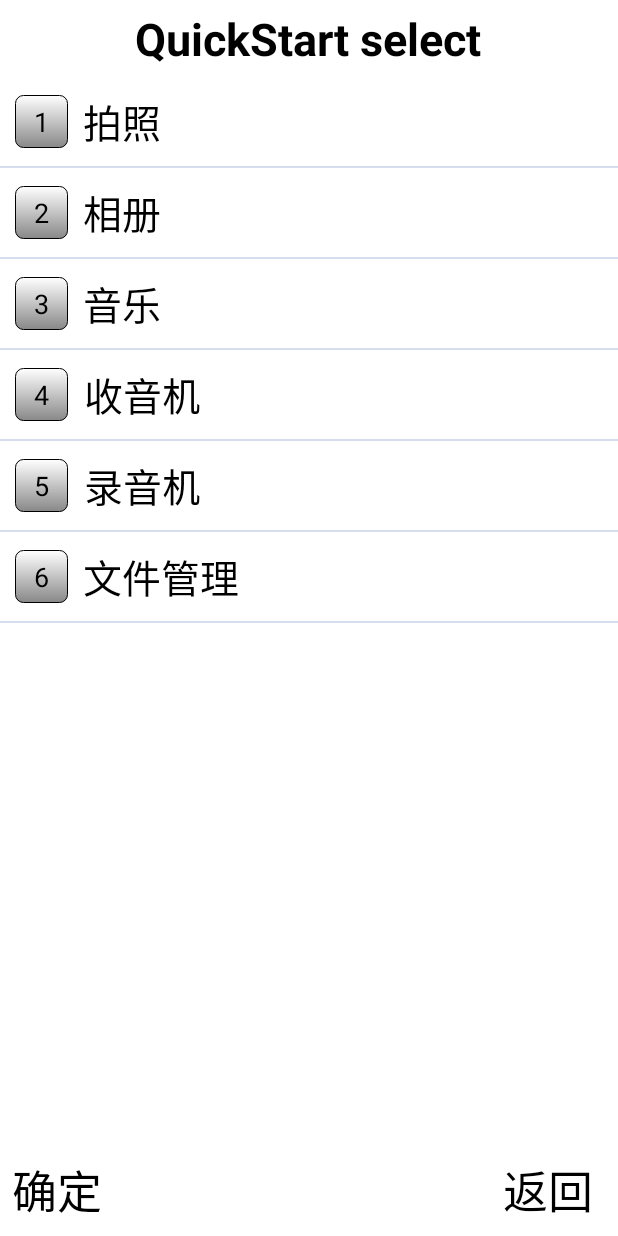
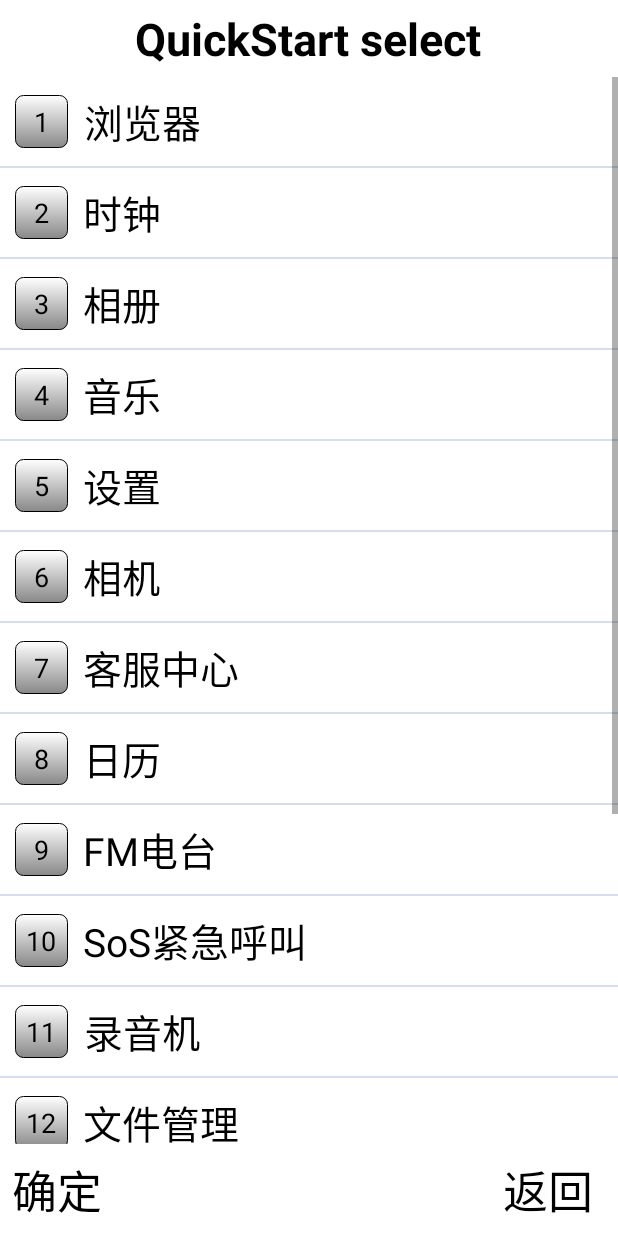
Before and after one commit to archerHe/CopyHome, an Android app: the fragment QuickStartFragment shown on its own in the app's theme, after a tap on "UP key", on a phone screen of 412 x 824 dp. Run offline under Robolectric (Android 15) with nearby library versions, the light colour scheme and no system bars.

Commit message:
1. 导航快捷键设置里仿照样机添加多个可选项。 2. 导航快捷键默认按照需求设置

```diff
--- a/app/src/main/java/com/android/ctyon/copyhome/ui/AppListActivity.java
+++ b/app/src/main/java/com/android/ctyon/copyhome/ui/AppListActivity.java
@@ -51,11 +51,30 @@ public class AppListActivity extends AppCompatActivity {
 
     private void initAdapterData(){
         mData = new LinkedList<>();
-        mData.add(new AppClassName("拍照", "org.codeaurora.snapcam", "com.android.camera.CameraLauncher"));
-        mData.add(new AppClassName("相册", "com.android.gallery3d", "com.android.gallery3d.app.GalleryActivity"));
-        mData.add(new AppClassName("音乐", "com.android.music", "com.android.music.MusicBrowserActivity"));
-        mData.add(new AppClassName("收音机", "com.android.fmradio", "com.android.fmradio.FmMainActivity"));
+        mData.add(new AppClassName("浏览器", "com.android.browser", "com.android.browser.BrowserActivity"));
+        mData.add(new AppClassName("时钟", "com.ctyon.ctyonlauncher", "com.ctyon.ctyonlauncher.ui.activity.alarm.AlarmClockActivity"));
+        mData.add(new AppClassName("相册", "com.android.gallery3d", "com.android.gallery3d.app" +
+                ".GalleryActivity"));
+        mData.add(new AppClassName("音乐", "com.android.music", "com.android.music" +
+                ".MusicBrowserActivity"));
+        mData.add(new AppClassName("设置", "com.android.settings", "com" +
+                ".android.settings.Settings"));
+        mData.add(new AppClassName("相机", "org.codeaurora.snapcam", "com.android.camera" +
+                ".CameraLauncher"));
+        mData.add(new AppClassName("客服中心", "com.yarin.android.FileManager", "com.ctyon.FileManager.FirstAct"));
+        mData.add(new AppClassName("日历", "com.ctyon.ctyonlauncher", "com.ctyon.ctyonlauncher.ui" +
+                ".activity.calendar.CalendarActivity"));
+        mData.add(new AppClassName("FM电台", "com.android.fmradio", "com.android.fmradio.FmMainActivity"));
+        mData.add(new AppClassName("SoS紧急呼叫", "com.yarin.android.FileManager", "com.ctyon.FileManager.FirstAct"));
         mData.add(new AppClassName("录音机", "com.android.soundrecorder", "com.android.soundrecorder.SoundRecorder"));
         mData.add(new AppClassName("文件管理", "com.yarin.android.FileManager", "com.ctyon.FileManager.FirstAct"));
+        mData.add(new AppClassName("亲情号码", "com.yarin.android.FileManager", "com.ctyon.FileManager.FirstAct"));
+        mData.add(new AppClassName("计算器", "com.ctyon.ctyonlauncher", "com.ctyon.ctyonlauncher.ui" +
+                ".activity.caculator.SimpleCalculatorActivity"));
+        mData.add(new AppClassName("短信", "com.ctyon.ctyonlauncher", "com.ctyon" +
+                ".ctyonlauncher.ui.activity.message.MessageMainActivity"));
+        mData.add(new AppClassName("yzf", "com.chinatelecom.bestpayclient", "com" +
+                ".chinatelecom.bestpayclient.ui.activity.GuideActivity"));
+        mData.add(new AppClassName("一键清除", "com.yarin.android.FileManager", "com.ctyon.FileManager.FirstAct"));
     }
 }
--- a/app/src/main/java/com/android/ctyon/copyhome/ui/QuickStartFragment.java
+++ b/app/src/main/java/com/android/ctyon/copyhome/ui/QuickStartFragment.java
@@ -93,16 +93,30 @@ public class QuickStartFragment extends PreferenceFragment implements Preference
 
     private void initData() {
         mData = new LinkedList<>();
-        mData.add(new AppClassName("拍照", "org.codeaurora.snapcam", "com.android.camera" +
-                ".CameraLauncher"));
+        mData.add(new AppClassName("浏览器", "com.android.browser", "com.android.browser.BrowserActivity"));
+        mData.add(new AppClassName("时钟", "com.ctyon.ctyonlauncher", "com.ctyon.ctyonlauncher.ui.activity.alarm.AlarmClockActivity"));
         mData.add(new AppClassName("相册", "com.android.gallery3d", "com.android.gallery3d.app" +
                 ".GalleryActivity"));
         mData.add(new AppClassName("音乐", "com.android.music", "com.android.music" +
                 ".MusicBrowserActivity"));
-        mData.add(new AppClassName("收音机", "com.android.fmradio", "com.android.fmradio" +
-                ".FmMainActivity"));
-        mData.add(new AppClassName("录音机", "com.android.soundrecorder", "com.android.soundrecorder" +
-                ".SoundRecorder"));
+        mData.add(new AppClassName("设置", "com.android.settings", "com" +
+                ".android.settings.Settings"));
+        mData.add(new AppClassName("相机", "org.codeaurora.snapcam", "com.android.camera" +
+                ".CameraLauncher"));
+        mData.add(new AppClassName("客服中心", "com.yarin.android.FileManager", "com.ctyon.FileManager.FirstAct"));
+        mData.add(new AppClassName("日历", "com.ctyon.ctyonlauncher", "com.ctyon.ctyonlauncher.ui" +
+                ".activity.calendar.CalendarActivity"));
+        mData.add(new AppClassName("FM电台", "com.android.fmradio", "com.android.fmradio.FmMainActivity"));
+        mData.add(new AppClassName("SoS紧急呼叫", "com.yarin.android.FileManager", "com.ctyon.FileManager.FirstAct"));
+        mData.add(new AppClassName("录音机", "com.android.soundrecorder", "com.android.soundrecorder.SoundRecorder"));
         mData.add(new AppClassName("文件管理", "com.yarin.android.FileManager", "com.ctyon.FileManager.FirstAct"));
+        mData.add(new AppClassName("亲情号码", "com.yarin.android.FileManager", "com.ctyon.FileManager.FirstAct"));
+        mData.add(new AppClassName("计算器", "com.ctyon.ctyonlauncher", "com.ctyon.ctyonlauncher.ui" +
+                ".activity.caculator.SimpleCalculatorActivity"));
+        mData.add(new AppClassName("短信", "com.ctyon.ctyonlauncher", "com.ctyon" +
+                ".ctyonlauncher.ui.activity.message.MessageMainActivity"));
+        mData.add(new AppClassName("yzf", "com.chinatelecom.bestpayclient", "com" +
+                ".chinatelecom.bestpayclient.ui.activity.GuideActivity"));
+        mData.add(new AppClassName("一键清除", "com.yarin.android.FileManager", "com.ctyon.FileManager.FirstAct"));
     }
 }
--- a/app/src/main/res/layout/activity_app_list.xml
+++ b/app/src/main/res/layout/activity_app_list.xml
@@ -23,6 +23,7 @@
         android:layout_height="0dp"
         android:layout_weight="20"
         android:divider="#ffd6ddef"
+        android:listSelector="@drawable/listview_item_bg"
         android:dividerHeight="1.0dip" />
 
     <include layout="@layout/bottom_layout"></include>
```
Also changed, not shown: app/src/main/java/com/android/ctyon/copyhome/ui/MainLauncher.java (+43 -17 lines), app/src/main/java/com/android/ctyon/copyhome/ui/ToolsActivity.java (+11 -1 lines).
